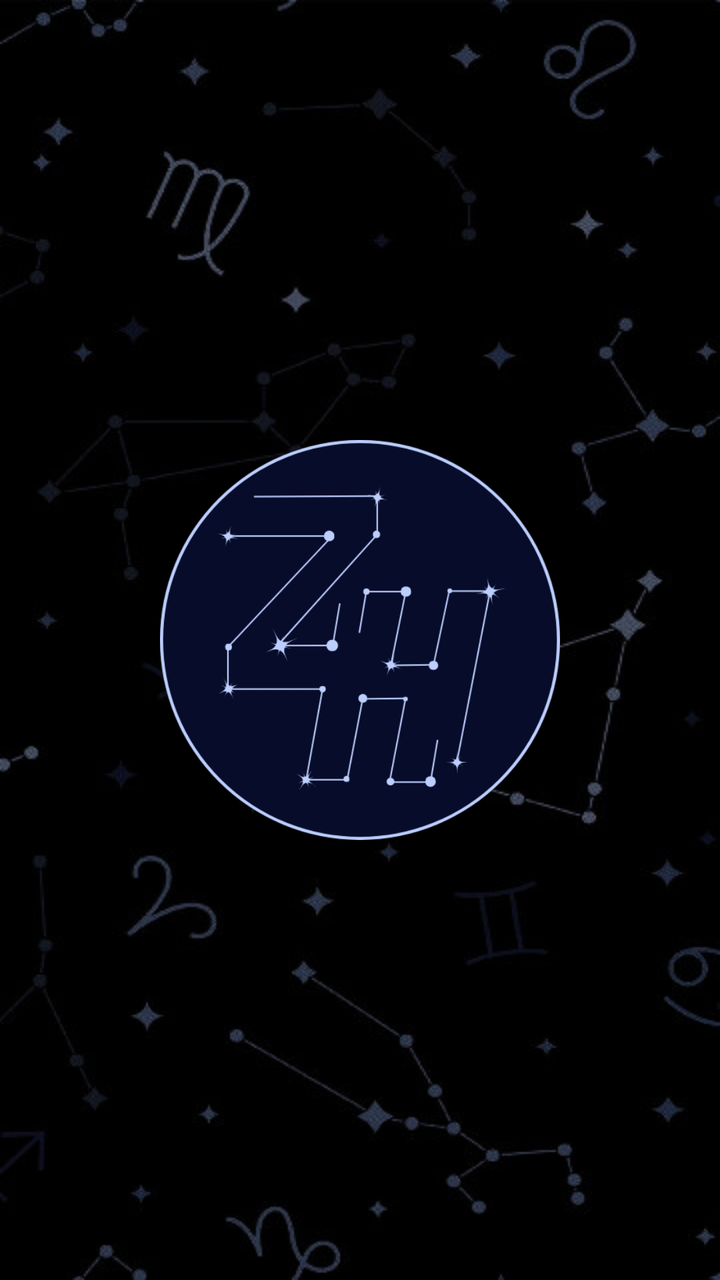
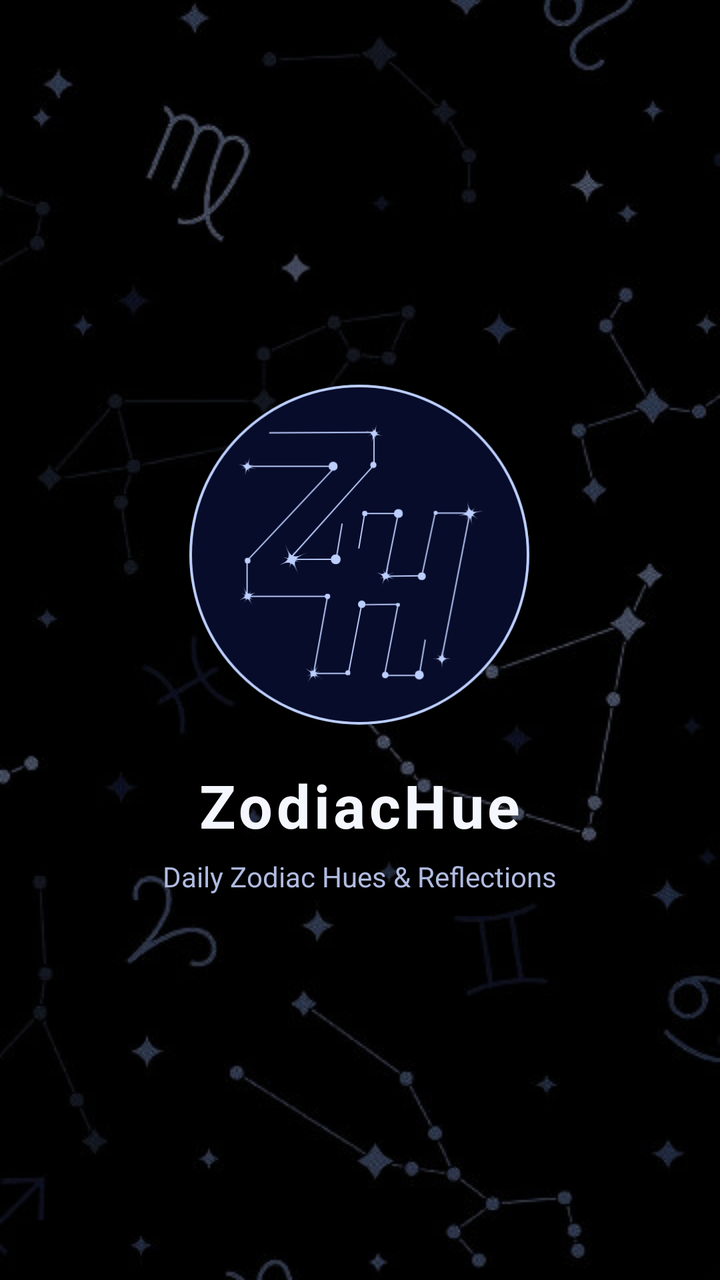

An Android layout rendered at two revisions. The XML below is the earlier revision; the diff shows what the commit changed to produce the second picture.
<!-- AndroidManifest.xml: application theme Theme.ZodiacHue -->
<!-- res/layout/activity_splash.xml -->
<?xml version="1.0" encoding="utf-8"?>
<RelativeLayout xmlns:android="http://schemas.android.com/apk/res/android"
    android:layout_width="match_parent"
    android:layout_height="match_parent"
    android:background="@drawable/background"
    android:gravity="center">

    <ImageView
        android:layout_width="200dp"
        android:layout_height="200dp"
        android:layout_centerInParent="true"
        android:src="@drawable/logo"/>

</RelativeLayout>
<!-- resources referenced by this layout -->
<resources>
  <!-- drawable background: png bitmap (drawable, 98469 bytes) -->
  <!-- drawable logo: png bitmap (drawable, 45858 bytes) -->
  <style name="Theme.ZodiacHue" parent="Theme.MaterialComponents.Light.NoActionBar">
          
          <item name="colorPrimary">@color/purple_500</item>
          <item name="colorPrimaryVariant">@color/purple_700</item>
          <item name="colorOnPrimary">@color/white</item>
          
          <item name="colorSecondary">@color/teal_200</item>
          <item name="colorSecondaryVariant">@color/teal_700</item>
          <item name="colorOnSecondary">@color/black</item>
      </style>
  <color name="purple_500">#FF6200EE</color>
  <color name="purple_700">#FF3700B3</color>
  <color name="white">#FFFFFFFF</color>
  <color name="teal_200">#FF03DAC5</color>
  <color name="teal_700">#FF018786</color>
  <color name="black">#FF000000</color>
</resources>

<!-- the commit's change to res/layout/activity_splash.xml (unified diff, before → after) -->
@@ -1,14 +1,46 @@
 <?xml version="1.0" encoding="utf-8"?>
-<RelativeLayout xmlns:android="http://schemas.android.com/apk/res/android"
+<FrameLayout xmlns:android="http://schemas.android.com/apk/res/android"
     android:layout_width="match_parent"
-    android:layout_height="match_parent"
-    android:background="@drawable/background"
-    android:gravity="center">
+    android:layout_height="match_parent">
 
     <ImageView
-        android:layout_width="200dp"
-        android:layout_height="200dp"
-        android:layout_centerInParent="true"
-        android:src="@drawable/logo"/>
+        android:layout_width="match_parent"
+        android:layout_height="match_parent"
+        android:contentDescription="@string/logo"
+        android:scaleType="centerCrop"
+        android:src="@drawable/background" />
 
-</RelativeLayout>
+    <LinearLayout
+        android:id="@+id/splash_content"
+        android:layout_width="wrap_content"
+        android:layout_height="wrap_content"
+        android:layout_gravity="center"
+        android:gravity="center"
+        android:orientation="vertical"
+        android:padding="24dp">
+
+        <ImageView
+            android:layout_width="170dp"
+            android:layout_height="170dp"
+            android:contentDescription="@string/logo"
+            android:src="@drawable/logo" />
+
+        <TextView
+            android:layout_width="wrap_content"
+            android:layout_height="wrap_content"
+            android:layout_marginTop="20dp"
+            android:letterSpacing="0.06"
+            android:text="@string/zodiachue"
+            android:textColor="@color/text_primary"
+            android:textSize="30sp"
+            android:textStyle="bold" />
+
+        <TextView
+            android:layout_width="wrap_content"
+            android:layout_height="wrap_content"
+            android:layout_marginTop="6dp"
+            android:text="Daily Zodiac Hues &amp; Reflections"
+            android:textColor="@color/text_secondary"
+            android:textSize="14sp" />
+    </LinearLayout>
+</FrameLayout>
<!-- resource entries referenced after the edit -->
@@ -1,22 +1,32 @@
 <!-- resources referenced by this layout -->
 <resources>
+  <color name="text_primary">#F5F7FF</color>
+  <color name="text_secondary">#B0BBE0</color>
   <!-- drawable background: png bitmap (drawable, 98469 bytes) -->
   <!-- drawable logo: png bitmap (drawable, 45858 bytes) -->
-  <style name="Theme.ZodiacHue" parent="Theme.MaterialComponents.Light.NoActionBar">
-          
-          <item name="colorPrimary">@color/purple_500</item>
-          <item name="colorPrimaryVariant">@color/purple_700</item>
+  <string name="logo">ZodiacHue logo</string>
+  <string name="zodiachue">ZodiacHue</string>
+  <style name="Theme.ZodiacHue" parent="Theme.MaterialComponents.NoActionBar">
+          <item name="colorPrimary">@color/indigo_accent</item>
+          <item name="colorPrimaryVariant">@color/indigo_accent_dark</item>
           <item name="colorOnPrimary">@color/white</item>
-          
-          <item name="colorSecondary">@color/teal_200</item>
-          <item name="colorSecondaryVariant">@color/teal_700</item>
-          <item name="colorOnSecondary">@color/black</item>
+          <item name="colorSecondary">@color/indigo_accent</item>
+          <item name="colorSecondaryVariant">@color/indigo_accent_dark</item>
+          <item name="colorOnSecondary">@color/white</item>
+          <item name="colorSurface">@color/cosmic_surface_solid</item>
+          <item name="colorOnSurface">@color/text_primary</item>
+          <item name="android:windowBackground">@color/cosmic_bg_deep</item>
+          <item name="android:statusBarColor">@color/cosmic_bg_deep</item>
+          <item name="android:navigationBarColor">@color/midnight_blue</item>
+          <item name="android:windowLightStatusBar">false</item>
+          <item name="android:textColorHint">@color/text_muted</item>
       </style>
-  <color name="purple_500">#FF6200EE</color>
-  <color name="purple_700">#FF3700B3</color>
+  <color name="indigo_accent">#5B7CFA</color>
+  <color name="indigo_accent_dark">#3F5CE0</color>
   <color name="white">#FFFFFFFF</color>
-  <color name="teal_200">#FF03DAC5</color>
-  <color name="teal_700">#FF018786</color>
-  <color name="black">#FF000000</color>
+  <color name="cosmic_surface_solid">#121A42</color>
+  <color name="cosmic_bg_deep">#05081A</color>
+  <color name="midnight_blue">#080D2B</color>
+  <color name="text_muted">#7480A8</color>
 </resources>
 
